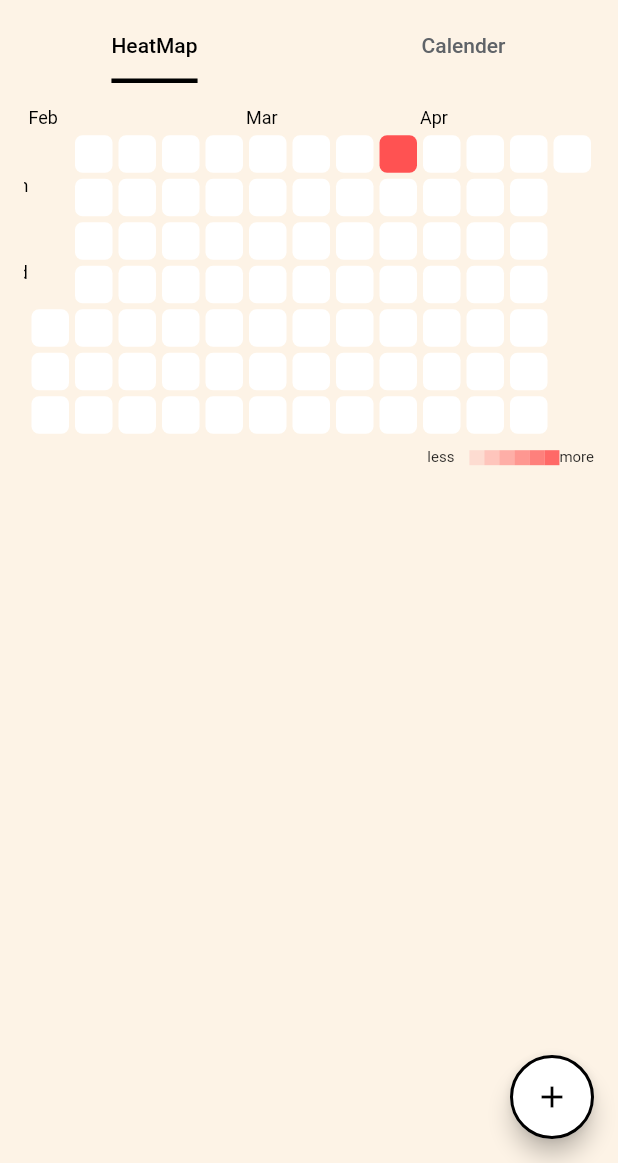
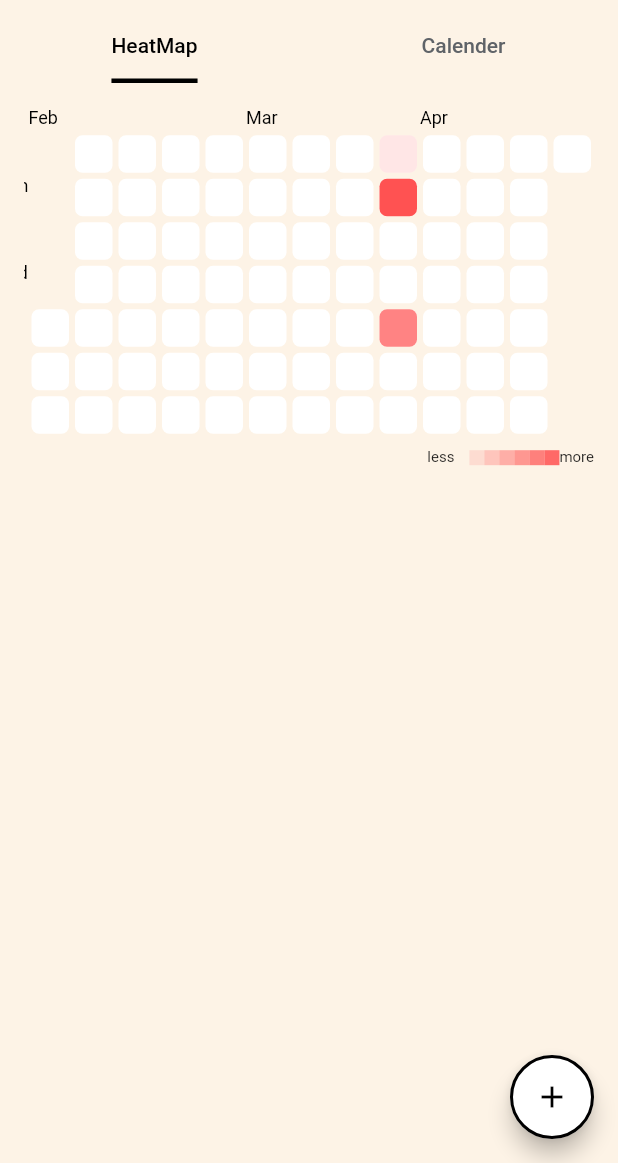
Before and after one commit to YUSUKESUP/Task_Tracker, a Flutter app: the screen it shows after launch, on a phone screen of 412 x 824 dp, the part 73-1236 px from its top. Run offline on Flutter 3.47's test engine with Material 2 defaults, Android fonts, the phone set to English and light mode, and no system bars; drawn by our look-alikes of flutter_heatmap_calendar; our stand-ins replace cloud_firestore, firebase_auth, firebase_core, flutter_riverpod, flutter_slidable, google_fonts; accounts and stored records are empty; network calls fail.

Commit message:
不要なクラスとファイルを削除

```diff
--- a/lib/components/month_summary.dart
+++ b/lib/components/month_summary.dart
@@ -40,7 +40,11 @@ class MonthlySummary extends StatelessWidget {
       child: HeatMap(
         startDate: DateTime.now().subtract(const Duration(days: 60)),
         endDate: DateTime.now().add(const Duration(days: 20)),
-         datasets:  { DateTime(2023, 3, 26): 1,},
+         datasets:  {
+          DateTime(2023, 3, 26): 1,
+           DateTime(2023, 3, 27): 7,
+           DateTime(2023, 3, 30): 5,
+         },
         colorMode: ColorMode.opacity,
         defaultColor: Colors.white,
         textColor: Colors.black,
--- a/lib/widget/tabs.dart
+++ b/lib/widget/tabs.dart
@@ -7,17 +7,13 @@ import 'package:flutter_riverpod/flutter_riverpod.dart';
 import '../pages/setting_notification.dart';
 
 
-
-final notificationCountProvider = StateProvider((ref) => 1);
-
 class TabsPage extends ConsumerWidget {
   const TabsPage({Key? key}) : super(key: key);
 
   @override
   Widget build(BuildContext context,WidgetRef ref) {
 
-    final notificationCountNotifier = ref.watch(notificationCountProvider.notifier);
-    final notificationCount = ref.watch(notificationCountProvider);
+
     final _selectedColor = Colors.black;
     final _unselectedColor = Color(0xff5f6368);
 
```
